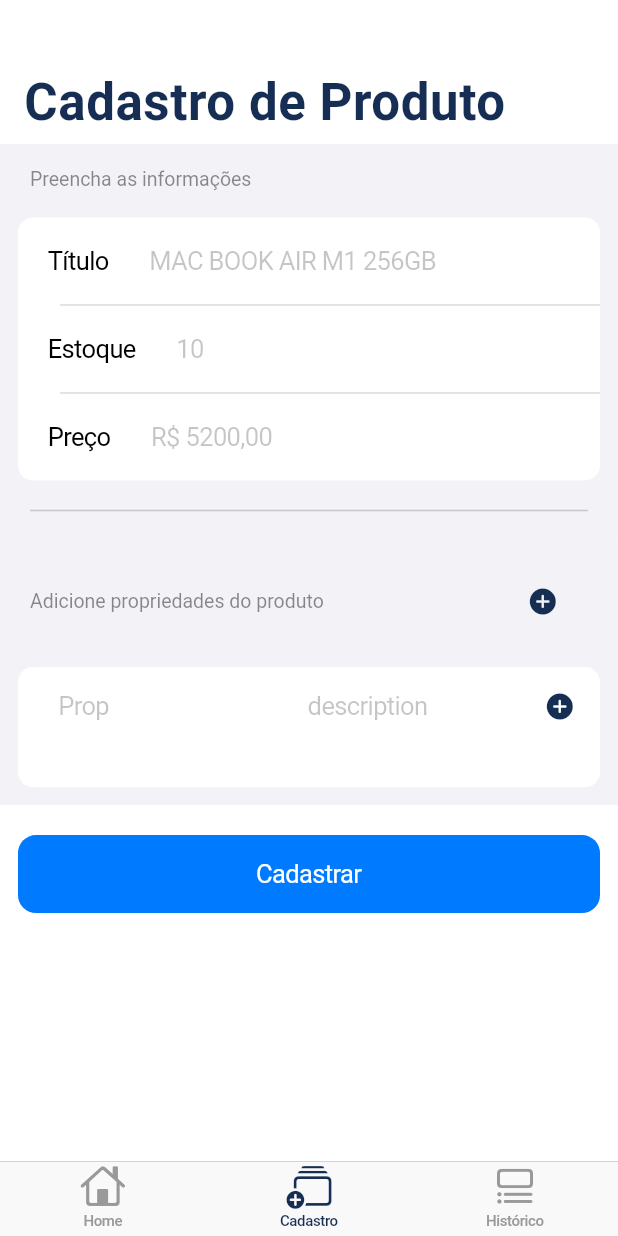
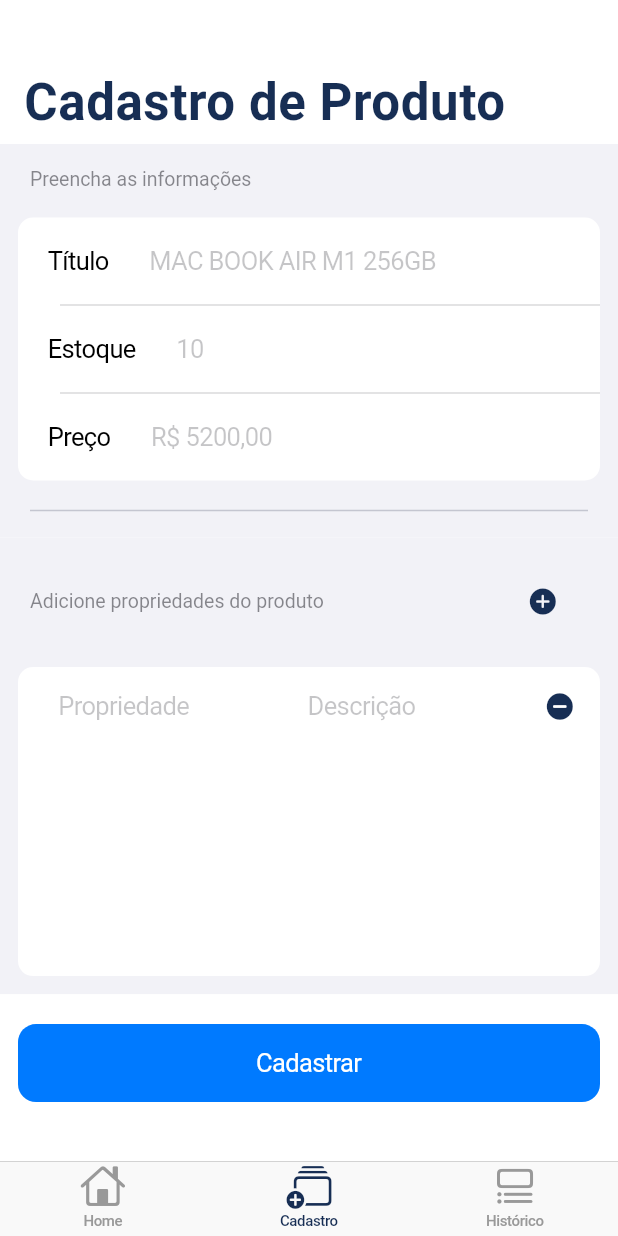
Before and after one commit to devcsuzarte/myCommerce_Flutter, a Flutter app: the screen it shows after launch, item 2 of the bottom bar chosen, on a phone screen of 412 x 824 dp. Run offline on Flutter 3.47's test engine with Material 3 defaults, Android fonts, the phone set to English and light mode, and no system bars; our stand-ins replace cloud_firestore, firebase_core; accounts and stored records are empty.

Commit message:
Format detials list to ItemCell and SaleCell

```diff
--- a/lib/controller/commerce_data.dart
+++ b/lib/controller/commerce_data.dart
@@ -9,7 +9,7 @@ class ItemData extends ChangeNotifier {
 
   List<Item> itemsList = [];
   List<Item> finishSaleList = [];
-  List<Detail> detailList = [Detail('Prop', 'description', TextEditingController())];
+  List<Detail> detailList = [Detail('Propriedade', 'Descrição', TextEditingController(), TextEditingController())];
 
   void registerItem(Item newItem){
     db.collection('items').add({
@@ -76,8 +76,22 @@ class ItemData extends ChangeNotifier {
     notifyListeners();
   }
 
+  String getDetailsToItemCell(List<dynamic> itemDetails) {
+    String details = itemDetails.reduce((value, element) => value + " | " + element);
+    print("DEBUG: DETAILS $details");
+    return details;
+  }
+  List<String> get detailsString {
+    List<String> details = [];
+
+    for (var detail in detailList) {
+      details.add('${detail.propertyTextController.text}: ${detail.descriptionTextController.text}');
+    }
+    return details;
+  }
+
   void addDetail() {
-    detailList.add(Detail('property', 'description', TextEditingController()));
+    detailList.add(Detail('Propriedade', 'Descrição', TextEditingController(), TextEditingController()));
     notifyListeners();
   }
 
--- a/lib/models/detail_model.dart
+++ b/lib/models/detail_model.dart
@@ -3,11 +3,13 @@ import 'package:flutter/cupertino.dart';
 class Detail {
   String property;
   String description;
-  TextEditingController textController;
+  TextEditingController propertyTextController;
+  TextEditingController descriptionTextController;
 
   Detail(
       this.property,
       this.description,
-      this.textController,
+      this.propertyTextController,
+      this.descriptionTextController
       );
 }
--- a/lib/models/item_model.dart
+++ b/lib/models/item_model.dart
@@ -4,7 +4,7 @@ class Item {
   int? amount;
   String? productName;
   double? price;
-  List<String>? details;
+  List<dynamic>? details;
   String? id;
   bool isSelected;
 
--- a/lib/screens/add_item_screen/cupertino_add_item_screen.dart
+++ b/lib/screens/add_item_screen/cupertino_add_item_screen.dart
@@ -106,7 +106,7 @@ class _CupertinoAddItemScreenState extends State<CupertinoAddItemScreen> {
                     ),
                     children: [
                       SizedBox(
-                        height: 80,
+                        height: MediaQuery.of(context).size.height * 0.25,
                         child: Detaillist(),
                       ),
                     ],
@@ -121,7 +121,10 @@ class _CupertinoAddItemScreenState extends State<CupertinoAddItemScreen> {
                         onPressed: () {
                           final form = formKey.currentState!;
                           if (form.validate()){
-                            var newItem = Item(productName: title, details: ['Branco', 'Grande'], stock: 40, price: 4500.0);
+                            var newItem = Item(
+                                productName: title,
+                                details: Provider.of<ItemData>(context, listen: false).detailsString,
+                                stock: 40, price: 4500.0);
                             ItemData().registerItem(newItem);
                             print('Form is valid ${newItem.productName}');
                           }
--- a/lib/widgets/detail_list/detailList.dart
+++ b/lib/widgets/detail_list/detailList.dart
@@ -1,4 +1,5 @@
 import 'package:flutter/cupertino.dart';
+import 'package:flutter/material.dart';
 import 'package:mycommerce/controller/commerce_data.dart';
 import 'package:provider/provider.dart';
 import 'package:mycommerce/constants.dart';
@@ -10,7 +11,7 @@ class Detaillist extends StatelessWidget {
   Widget build(BuildContext context) {
     return Consumer<ItemData>(
         builder: (context, itemData, child){
-          return ListView.builder(
+          return ListView.separated(
               itemBuilder: (context, index) {
                 final detail = itemData.detailList[index];
                 return  Row(
@@ -22,6 +23,7 @@ class Detaillist extends StatelessWidget {
                       child: CupertinoTextFormFieldRow(
                         textInputAction: TextInputAction.next,
                         placeholder: detail.property,
+                        controller: detail.propertyTextController,
                       ),
                     ),
                     Flexible(
@@ -29,22 +31,26 @@ class Detaillist extends StatelessWidget {
                       child: CupertinoTextFormFieldRow(
                         textInputAction: TextInputAction.next,
                         placeholder: detail.description,
+                        controller: detail.descriptionTextController,
                       ),
                     ),
                     Expanded(
                         child: CupertinoButton(
                             child: Icon(
-                              CupertinoIcons.add_circled_solid,
+                              CupertinoIcons.minus_circle_fill,
                               color: kSecondaryColor,
                             ),
                             onPressed: () {
                               Provider.of<ItemData>(context, listen: false).removeDetail(index);
-                              print('Add detail pressed');
+                              print('Remove detail pressed');
                             })
                     ),
                   ],
                 );
               },
+            separatorBuilder: (context, index) {
+                return Divider();
+            },
             itemCount: Provider.of<ItemData>(context, listen: false).detailList.length,
           );
         });
--- a/lib/widgets/items_screen_widgets/item_cell.dart
+++ b/lib/widgets/items_screen_widgets/item_cell.dart
@@ -1,5 +1,6 @@
 import 'package:flutter/material.dart';
 import 'package:flutter/cupertino.dart';
+import 'package:mycommerce/controller/commerce_data.dart';
 import 'package:mycommerce/models/item_model.dart';
 import 'package:mycommerce/constants.dart';
 
@@ -11,8 +12,11 @@ class ItemCell extends StatelessWidget {
 
   final Item item;
 
+
   @override
   Widget build(BuildContext context) {
+    final itemData = ItemData();
+    itemData.getDetailsToItemCell(item.details!);
     return Row(
       mainAxisAlignment: MainAxisAlignment.spaceEvenly,
       children: [
@@ -34,7 +38,7 @@ class ItemCell extends StatelessWidget {
                 Text('${item.productName}',
                   style: kBoldTextStyle
                 ),
-                Text('${item.details}'),
+                Text('${itemData.getDetailsToItemCell(item.details!)}'),
               ],
             ),
         ),
--- a/lib/widgets/items_screen_widgets/items_list.dart
+++ b/lib/widgets/items_screen_widgets/items_list.dart
@@ -26,11 +26,15 @@ class ItemsList extends StatelessWidget {
             final productName = item['productName'];
             final price = item['price'];
             final stock = item['stock'];
+            final details = item['details'];
+            final id = item.id;
 
             final itemRecived = Item(
               productName: productName,
               price: price,
               stock: stock,
+              details: details,
+              id: id,
             );
             itemList.add(itemRecived);
           }
--- a/lib/widgets/sale_screen_widgets/sale_cell.dart
+++ b/lib/widgets/sale_screen_widgets/sale_cell.dart
@@ -24,6 +24,7 @@ class SaleCell extends StatelessWidget {
           Text('${item.productName}', style: kBoldMediumTextStyle,),
           Text('Preço: R\$${item.price}'),
           Text('Estoque: ${item.stock}'),
+          Text('Detalhes: ${ItemData().getDetailsToItemCell(item.details!)}', maxLines: 3,),
         ],
       ),
       trailing: CupertinoCheckbox(
```
